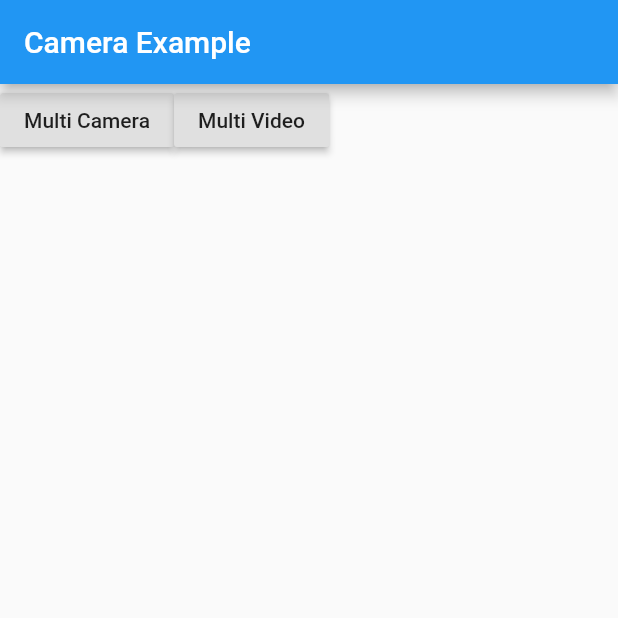
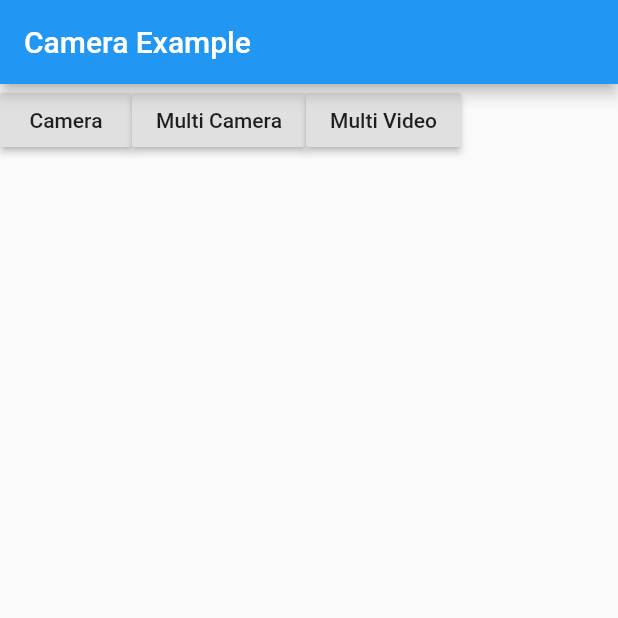
Before and after one commit to txkxyx/flutter-camera, a Flutter app: the screen it shows after launch, on a phone screen of 412 x 824 dp, the top half of it. Run offline on Flutter 3.47's test engine with Material 2 defaults, Android fonts, the phone set to English and light mode, and no system bars; our stand-ins replace camera, video_player.

Commit message:
update camera

```diff
--- a/lib/main.dart
+++ b/lib/main.dart
@@ -1,4 +1,5 @@
 import 'package:camera/camera.dart';
+import 'package:camera_app/media/cameraHome.dart';
 import 'package:camera_app/media/multiCameraHome.dart';
 import 'package:camera_app/media/videoHome.dart';
 import 'package:flutter/material.dart';
@@ -47,6 +48,13 @@ class MyHomePage extends StatelessWidget {
       body: Wrap(
         children: [
           RaisedButton(
+              child: const Text('Camera'),
+              onPressed: () {
+                Navigator.push(context, MaterialPageRoute(builder: (context) {
+                  return CameraHome(camera: camera,);
+                }));
+              }),
+          RaisedButton(
               child: const Text('Multi Camera'),
               onPressed: () {
                 Navigator.push(context, MaterialPageRoute(builder: (context) {
--- a/lib/media/videoDisplay.dart
+++ b/lib/media/videoDisplay.dart
@@ -17,7 +17,7 @@ class _VideoDisplayState extends State<VideoDisplay> {
   VoidCallback videoPlayerListener;
 
   @override
-  void initState() async{
+  void initState(){
     print(widget.videoPath);
     _videoPlayerController = VideoPlayerController.file(File(widget.videoPath));
 
@@ -30,8 +30,7 @@ class _VideoDisplayState extends State<VideoDisplay> {
 
     _videoPlayerController.addListener(videoPlayerListener);
 
-    await _videoPlayerController.setLooping(true);
-    await _videoPlayerController.initialize();
+    _videoPlayerController.initialize();
     super.initState();
   }
 
```
Also changed, not shown: lib/media/cameraDisplay.dart (+1 -16 lines), lib/media/cameraHome.dart (+8 -9 lines), lib/media/multiCameraHome.dart (+4 -8 lines), pubspec.lock.
